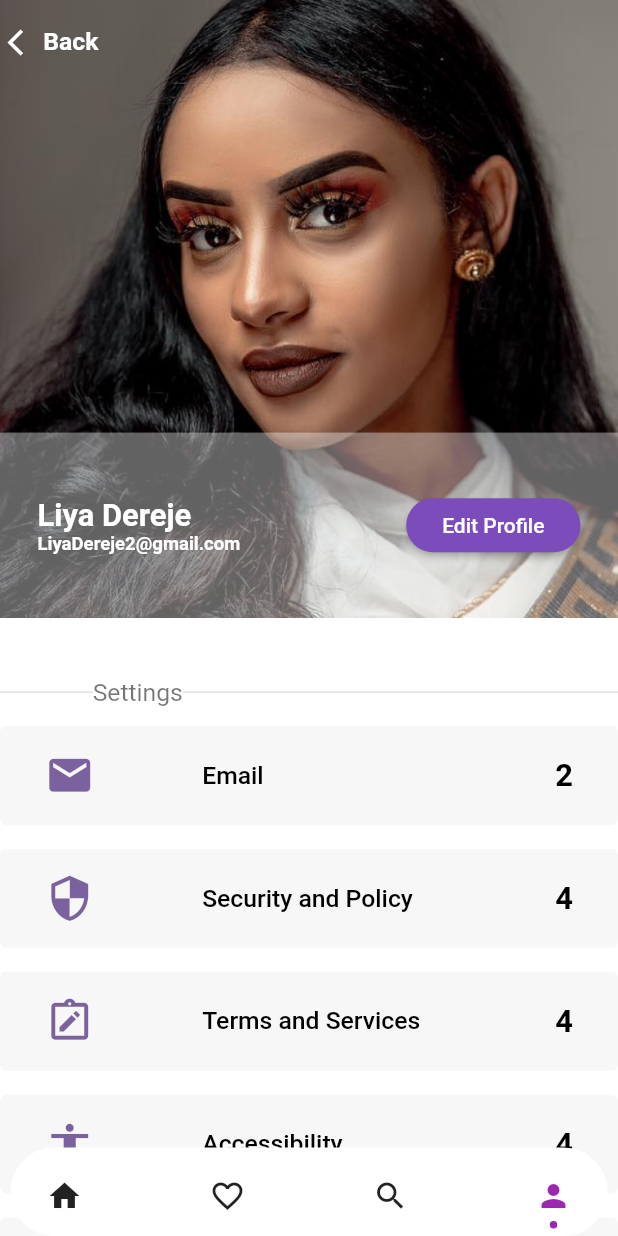
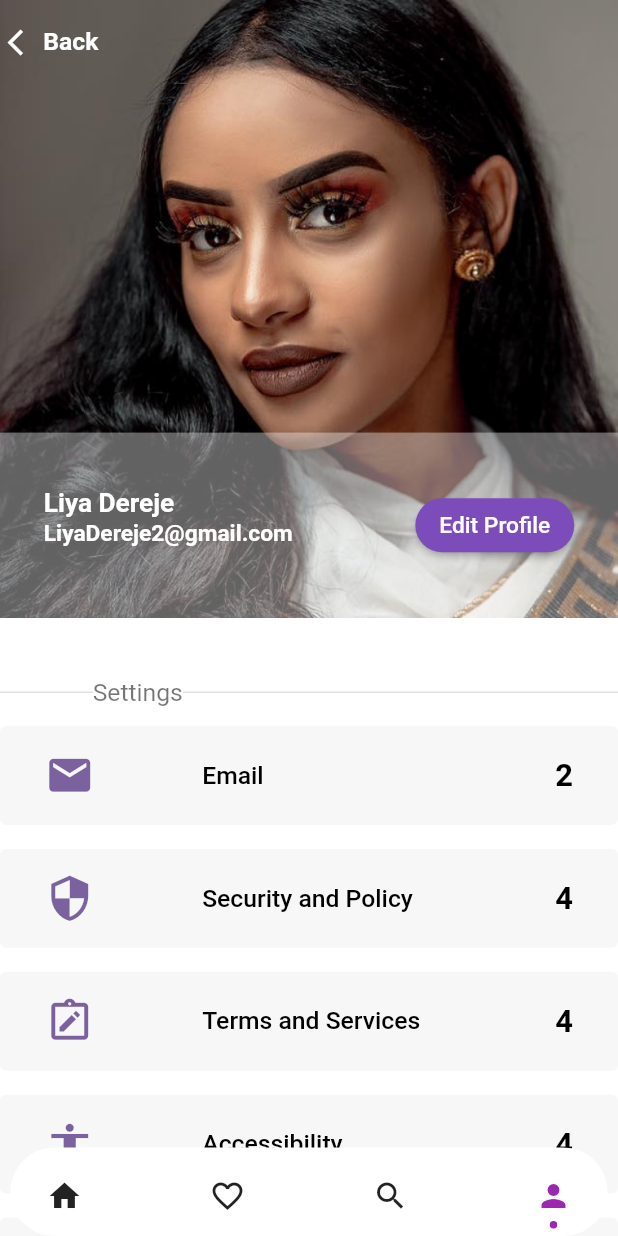
Before and after one commit to Tesfawtsion/rahove_test, a Flutter app: the screen it shows after launch, item 4 of the bottom bar chosen, after a tap on "Edit Profile", on a phone screen of 412 x 824 dp. Run offline on Flutter 3.47's test engine with Material 2 defaults, Android fonts, the phone set to English and light mode, and no system bars; drawn by our look-alikes of dot_navigation_bar; our stand-ins replace animated_splash_screen, flutter_screenutil, google_fonts, page_transition, syncfusion_flutter_charts.

Commit message:
making it responsive

```diff
--- a/lib/Profilepage/profile.dart
+++ b/lib/Profilepage/profile.dart
@@ -1,6 +1,7 @@
 import 'package:dot_navigation_bar/dot_navigation_bar.dart';
 import 'package:flutter/cupertino.dart';
 import 'package:flutter/material.dart';
+import 'package:flutter_screenutil/flutter_screenutil.dart';
 import 'package:rahove_ui/HomePage/home.dart';
 
 import 'commponents/profile_card.dart';
@@ -69,17 +70,20 @@ class _SliverAppBarStatusState extends State<SliverAppBarStatus> {
               image: AssetImage('lib/icons/back.png'), fit: BoxFit.cover)),
       child: Center(
         child: Container(
-          height: MediaQuery.of(context).size.height * 0.3,
+          height: 300.w,
           child: Column(
-            mainAxisAlignment: MainAxisAlignment.spaceBetween,
+            mainAxisAlignment: MainAxisAlignment.start,
             children: [
+              SizedBox(
+                height: 7.w,
+              ),
               Padding(
-                padding: const EdgeInsets.all(8.0),
+                padding: EdgeInsets.all(8.0),
                 child: CircleAvatar(
-                  radius: 63,
+                  radius: 63.r,
                   backgroundColor: Colors.white,
                   child: CircleAvatar(
-                      radius: 60,
+                      radius: 60.r,
                       backgroundImage: AssetImage('lib/icons/soliana.png')),
                 ),
               ),
@@ -88,19 +92,25 @@ class _SliverAppBarStatusState extends State<SliverAppBarStatus> {
                 style: TextStyle(
                     fontWeight: FontWeight.bold,
                     color: Colors.white,
-                    fontSize: MediaQuery.of(context).size.width * 0.05),
+                    fontSize: 15.sp),
+              ),
+              SizedBox(
+                height: 6.w,
               ),
               Text(
                 'LiyaDereje2@gmail.com',
                 style: TextStyle(
                     fontWeight: FontWeight.w500,
                     color: Colors.white,
-                    fontSize: MediaQuery.of(context).size.width * 0.04),
+                    fontSize: 13.sp),
+              ),
+              SizedBox(
+                height: 6.w,
               ),
               ElevatedButton(
                 onPressed: () {},
                 child: Padding(
-                  padding: const EdgeInsets.all(8.0),
+                  padding: EdgeInsets.all(8.0.w),
                   child: Text(
                     'Edit Profile',
                     style: TextStyle(color: Colors.black),
@@ -136,13 +146,13 @@ class _SliverAppBarStatusState extends State<SliverAppBarStatus> {
               width: MediaQuery.of(context).size.width,
               color: Colors.white38,
               child: Padding(
-                padding: const EdgeInsets.symmetric(
-                    vertical: 43.0, horizontal: 25.0),
+                padding:
+                    EdgeInsets.symmetric(vertical: 30.0.h, horizontal: 25.0.w),
                 child: Row(
                   mainAxisAlignment: MainAxisAlignment.spaceBetween,
                   children: [
                     Column(
-                        mainAxisAlignment: MainAxisAlignment.spaceBetween,
+                        mainAxisAlignment: MainAxisAlignment.start,
                         crossAxisAlignment: CrossAxisAlignment.start,
                         children: [
                           Text(
@@ -150,23 +160,21 @@ class _SliverAppBarStatusState extends State<SliverAppBarStatus> {
                             style: TextStyle(
                                 fontWeight: FontWeight.bold,
                                 color: Colors.white,
-                                fontSize:
-                                    MediaQuery.of(context).size.width * 0.05),
+                                fontSize: 15.sp),
                           ),
                           Text(
                             'LiyaDereje2@gmail.com',
                             style: TextStyle(
                                 fontWeight: FontWeight.bold,
                                 color: Colors.white,
-                                fontSize:
-                                    MediaQuery.of(context).size.width * 0.03),
+                                fontSize: 13.sp),
                           )
                         ]),
                     ElevatedButton(
                       onPressed: () {},
-                      child: Padding(
-                        padding: const EdgeInsets.all(8.0),
-                        child: Text('Edit Profile'),
+                      child: Text(
+                        'Edit Profile',
+                        style: TextStyle(fontSize: 13.sp),
                       ),
                       style: ElevatedButton.styleFrom(
                           backgroundColor: Color(0xff7d4cbb),
--- a/lib/main.dart
+++ b/lib/main.dart
@@ -3,6 +3,8 @@ import 'package:rahove_ui/HomePage/home.dart';
 import 'package:rahove_ui/login/login_screen.dart';
 import 'package:rahove_ui/spalsh_screen.dart';
 import 'package:flutter_screenutil/flutter_screenutil.dart';
+
+import 'Profilepage/profile.dart';
 
 void main() {
   runApp(const MyApp());
@@ -18,7 +20,7 @@ class MyApp extends StatelessWidget {
       builder: (context, child) => MaterialApp(
         debugShowCheckedModeBanner: false,
         title: 'Rahove',
-        home: HomePage(),
+        home: SliverAppBarStatus(),
       ),
     );
   }
```
